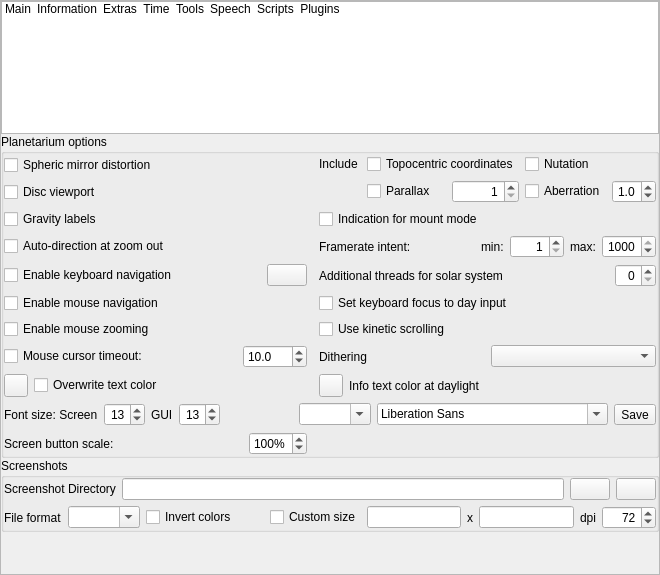
The window that src/gui/configurationDialog.ui (Stellarium/stellarium) describes before a commit, drawn with Qt 5.
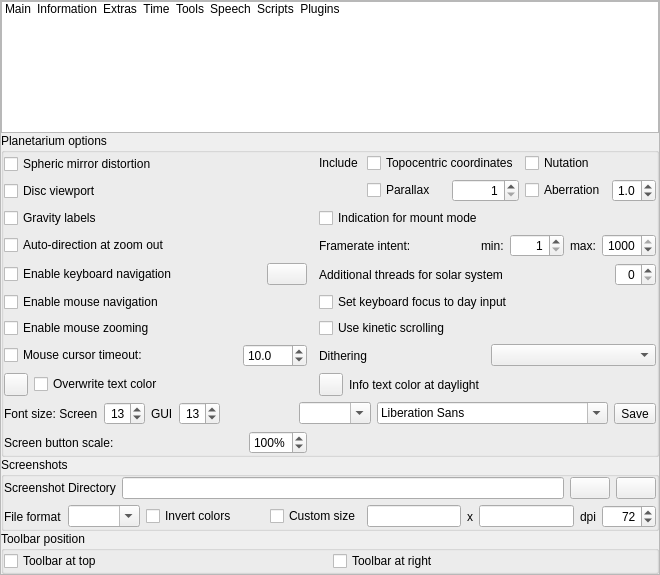
The same window after the commit. The open tabs and pages were chosen to show the change. Icons and pictures are not drawn. Custom widgets are drawn as their Qt base class.

Patch:
```diff
--- a/src/gui/configurationDialog.ui
+++ b/src/gui/configurationDialog.ui
@@ -2949,6 +2949,47 @@
             </layout>
            </widget>
           </item>
+          <item>
+           <widget class="QGroupBox" name="groupBoxToolbarPosition">
+            <property name="title">
+             <string>Toolbar position</string>
+            </property>
+            <layout class="QGridLayout" name="gridLayoutToolbarPosition">
+             <property name="leftMargin">
+              <number>0</number>
+             </property>
+             <property name="topMargin">
+              <number>0</number>
+             </property>
+             <property name="rightMargin">
+              <number>0</number>
+             </property>
+             <property name="bottomMargin">
+              <number>0</number>
+             </property>
+             <item row="0" column="0">
+              <widget class="QCheckBox" name="toolbarAtTopCheckBox">
+               <property name="toolTip">
+                <string>Dock the toolbar cluster to the top edge instead of the bottom</string>
+               </property>
+               <property name="text">
+                <string>Toolbar at top</string>
+               </property>
+              </widget>
+             </item>
+             <item row="0" column="1">
+              <widget class="QCheckBox" name="toolbarAtRightCheckBox">
+               <property name="toolTip">
+                <string>Dock the toolbar cluster to the right edge instead of the left</string>
+               </property>
+               <property name="text">
+                <string>Toolbar at right</string>
+               </property>
+              </widget>
+             </item>
+            </layout>
+           </widget>
+          </item>
           <item>
            <spacer name="verticalSpacer_2">
             <property name="orientation">
```
